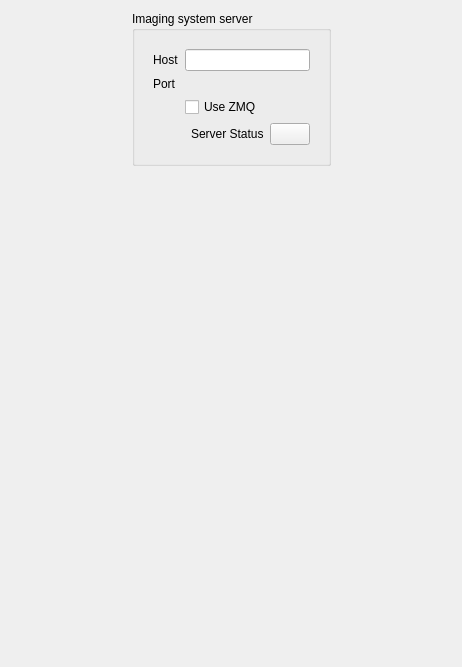
labscript-suite/labscript-devices, file labscript_devices/camera.ui: the form before one commit.
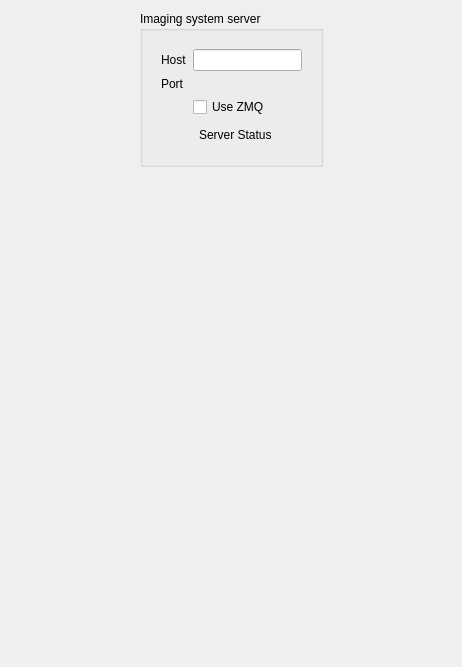
The form after the commit. Custom widgets are drawn as their Qt base class.

Commit message: Make the buttons of the device tabs auto-raise QToolButtons

```diff
--- a/labscript_devices/camera.ui
+++ b/labscript_devices/camera.ui
@@ -117,13 +117,16 @@
               </spacer>
              </item>
              <item>
-              <widget class="QPushButton" name="check_connectivity_pushButton">
+              <widget class="QToolButton" name="check_connectivity_pushButton">
                <property name="toolTip">
                 <string>Check connectivity</string>
                </property>
                <property name="text">
                 <string/>
                </property>
+               <property name="autoRaise">
+                <bool>true</bool>
+               </property>
               </widget>
              </item>
              <item>
```
The commit also changes 5 other files.
